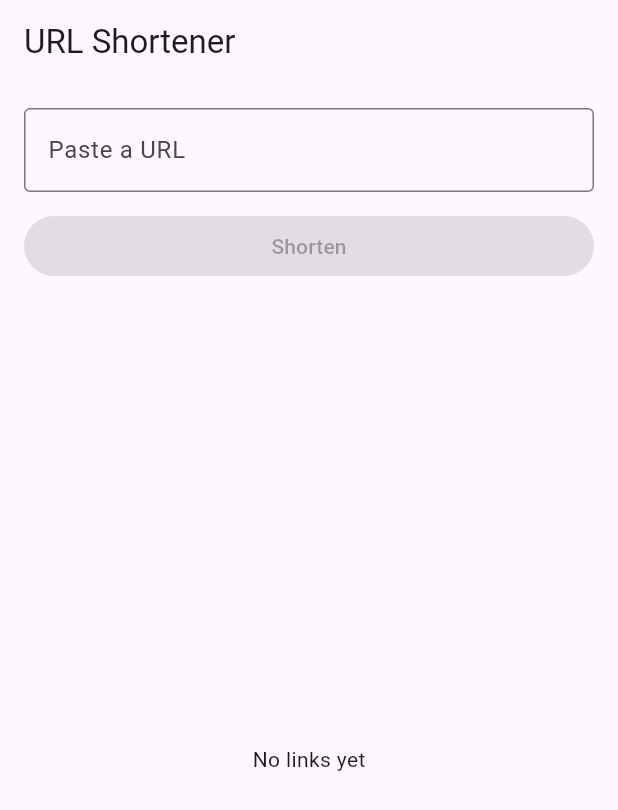
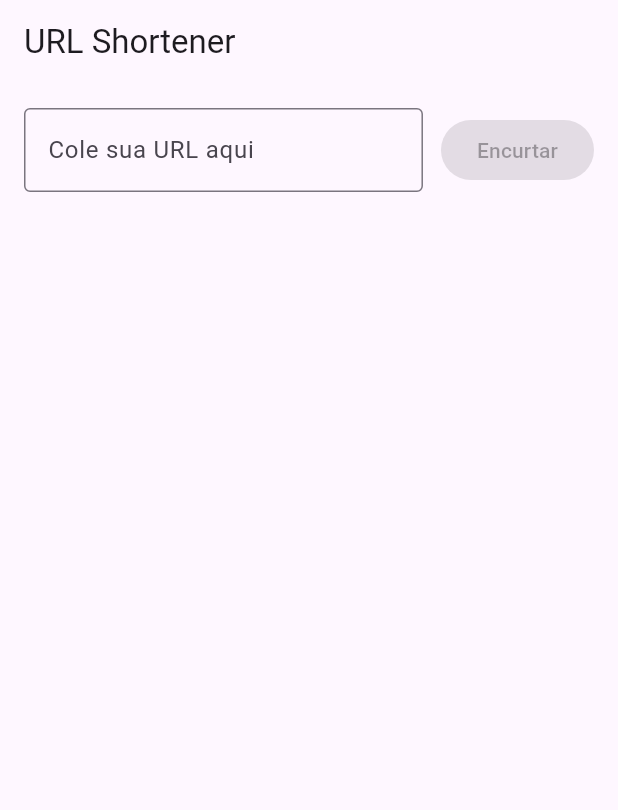
Before and after one commit to FonteneleMichel/url_shortener, a Flutter app: the screen it shows after launch, on a phone screen of 412 x 824 dp. Shown: the top 810 px of the screen. Run offline on Flutter 3.47's test engine with Material 3 defaults, Android fonts, the phone set to English and light mode, and no system bars; our stand-ins replace dartz, dio, equatable, flutter_bloc, get_it.

Commit message:
feat(ui): extract widgets and finalize UrlShortenerPage behaviors

```diff
--- a/lib/src/features/url_shortener/data/repositories/url_shortener_repository_impl.dart
+++ b/lib/src/features/url_shortener/data/repositories/url_shortener_repository_impl.dart
@@ -1,7 +1,7 @@
 import 'package:dartz/dartz.dart';
 import 'package:url_shortener/src/core/errors/failure.dart';
-import 'package:url_shortener/src/core/errors/failures.dart';
 import 'package:url_shortener/src/core/errors/infrastructure_exceptions.dart';
+import 'package:url_shortener/src/core/errors/network_failure.dart';
 import 'package:url_shortener/src/features/url_shortener/data/datasources/url_shortener_remote_datasource.dart';
 import 'package:url_shortener/src/features/url_shortener/domain/entities/shortened_link.dart';
 
--- a/lib/src/features/url_shortener/presentation/pages/url_shortener_page.dart
+++ b/lib/src/features/url_shortener/presentation/pages/url_shortener_page.dart
@@ -1,20 +1,27 @@
 import 'package:flutter/material.dart';
 import 'package:flutter_bloc/flutter_bloc.dart';
-import 'package:url_shortener/src/core/errors/failure.dart';
-import 'package:url_shortener/src/core/errors/failures.dart';
 import 'package:url_shortener/src/features/url_shortener/presentation/cubit/url_shortener_cubit.dart';
 import 'package:url_shortener/src/features/url_shortener/presentation/cubit/url_shortener_state.dart';
-import 'package:url_shortener/src/features/url_shortener/presentation/widgets/history_item.dart';
+import 'package:url_shortener/src/features/url_shortener/presentation/utils/failure_message.dart';
+import 'package:url_shortener/src/features/url_shortener/presentation/widgets/shortened_links_list.dart';
+import 'package:url_shortener/src/features/url_shortener/presentation/widgets/url_input_bar.dart';
 
 class UrlShortenerPage extends StatefulWidget {
-  const UrlShortenerPage({super.key});
+  const UrlShortenerPage({
+    super.key,
+    this.cubit,
+  });
+
+  /// Permite injeção direta.
+  /// No app/testes atuais, o Cubit vem via BlocProvider acima.
+  final UrlShortenerCubit? cubit;
 
   @override
   State<UrlShortenerPage> createState() => _UrlShortenerPageState();
 }
 
 class _UrlShortenerPageState extends State<UrlShortenerPage> {
-  final _controller = TextEditingController();
+  final TextEditingController _controller = TextEditingController();
 
   @override
   void dispose() {
@@ -22,111 +29,78 @@ class _UrlShortenerPageState extends State<UrlShortenerPage> {
     super.dispose();
   }
 
+  void _showErrorSnackBar(BuildContext context, String message) {
+    ScaffoldMessenger.of(context)
+      ..hideCurrentSnackBar()
+      ..showSnackBar(SnackBar(content: Text(message)));
+  }
+
   @override
   Widget build(BuildContext context) {
-    return BlocConsumer<UrlShortenerCubit, UrlShortenerState>(
-      listenWhen: (prev, curr) =>
-          prev.failure != curr.failure && curr.failure != null,
+    final page = MultiBlocListener(
+      listeners: [
+        BlocListener<UrlShortenerCubit, UrlShortenerState>(
+          listenWhen: (previous, current) {
+            return previous.failure != current.failure &&
+                current.failure != null;
+          },
           listener: (context, state) {
-        final message = _failureMessage(state.failure!);
-        ScaffoldMessenger.of(context).showSnackBar(
-          SnackBar(content: Text(message)),
-        );
+            final failure = state.failure;
+            if (failure == null) return;
+
+            _showErrorSnackBar(context, failureMessage(failure));
             context.read<UrlShortenerCubit>().clearFailure();
           },
+        ),
+        BlocListener<UrlShortenerCubit, UrlShortenerState>(
+          listenWhen: (previous, current) {
+            return current.history.length > previous.history.length;
+          },
+          listener: (context, state) {
+            _controller.clear();
+            FocusScope.of(context).unfocus();
+          },
+        ),
+      ],
+      child: BlocBuilder<UrlShortenerCubit, UrlShortenerState>(
         builder: (context, state) {
           final cubit = context.read<UrlShortenerCubit>();
-        final url = _controller.text.trim();
-        final canSubmit = !state.isLoading && cubit.isValid(url);
-
-        Future<void> submit() async {
-          final currentUrl = _controller.text.trim();
-          final focusNode = FocusScope.of(context);
-
-          await cubit.shorten(url: currentUrl);
-
-          if (!mounted) {
-            return;
-          }
-          focusNode.unfocus();
-        }
 
           return Scaffold(
             appBar: AppBar(title: const Text('URL Shortener')),
-          body: Padding(
+            body: SafeArea(
+              child: Padding(
                 padding: const EdgeInsets.all(16),
                 child: Column(
-              children: <Widget>[
-                TextField(
-                  key: const Key('url_input'),
+                  children: [
+                    UrlInputBar(
                       controller: _controller,
-                  keyboardType: TextInputType.url,
-                  textInputAction: TextInputAction.done,
-                  decoration: const InputDecoration(
-                    labelText: 'Paste a URL',
-                    hintText: 'https://example.com',
-                    border: OutlineInputBorder(),
-                  ),
-                  onChanged: (_) => setState(() {}),
-                  onSubmitted: (_) async {
-                    if (!canSubmit) {
-                      return;
-                    }
-                    await submit();
+                      isLoading: state.isLoading,
+                      isValidUrl: cubit.isValid,
+                      onShortenPressed: () async {
+                        final url = _controller.text.trim();
+                        await cubit.shorten(url: url);
                       },
-                ),
-                const SizedBox(height: 12),
-                SizedBox(
-                  width: double.infinity,
-                  child: ElevatedButton(
-                    key: const Key('shorten_button'),
-                    onPressed: canSubmit ? submit : null,
-                    child: state.isLoading
-                        ? const SizedBox(
-                            height: 18,
-                            width: 18,
-                            child: CircularProgressIndicator(strokeWidth: 2),
-                          )
-                        : const Text('Shorten'),
-                  ),
                     ),
                     const SizedBox(height: 16),
                     Expanded(
-                  child: state.history.isEmpty
-                      ? const Center(child: Text('No links yet'))
-                      : ListView.builder(
-                          key: const Key('history_list'),
-                          itemCount: state.history.length,
-                          itemBuilder: (context, index) {
-                            final item = state.history[index];
-                            return HistoryItem(
-                              link: item,
-                              onCopy: () => HistoryItem.copyToClipboard(
-                                context,
-                                item.alias,
+                      child: ShortenedLinksList(links: state.history),
+                    ),
+                  ],
+                ),
+              ),
             ),
           );
         },
       ),
-                ),
-              ],
-            ),
-          ),
     );
-      },
+
+    final injectedCubit = widget.cubit;
+    if (injectedCubit == null) return page;
+
+    return BlocProvider<UrlShortenerCubit>.value(
+      value: injectedCubit,
+      child: page,
     );
   }
-
-  String _failureMessage(Failure failure) {
-    if (failure is NetworkFailure) {
-      return 'Network error. Check your connection.';
 }
-    if (failure is BadRequestFailure) {
-      return 'Invalid URL.';
-    }
-    if (failure is UnexpectedFailure) {
-      return 'Unexpected error.';
-    }
-    return 'Something went wrong.';
-  }
-}
--- /dev/null
+++ b/lib/src/features/url_shortener/presentation/widgets/shortened_links_list.dart
@@ -0,0 +1,24 @@
+import 'package:flutter/material.dart';
+import 'package:url_shortener/src/features/url_shortener/domain/entities/shortened_link.dart';
+import 'package:url_shortener/src/features/url_shortener/presentation/widgets/shortened_link_tile.dart';
+
+class ShortenedLinksList extends StatelessWidget {
+  const ShortenedLinksList({
+    required this.links,
+    super.key,
+    this.listKey = const Key('history_list'),
+  });
+
+  final List<ShortenedLink> links;
+  final Key listKey;
+
+  @override
+  Widget build(BuildContext context) {
+    return ListView.separated(
+      key: listKey,
+      itemCount: links.length,
+      separatorBuilder: (context, index) => const Divider(height: 1),
+      itemBuilder: (context, index) => ShortenedLinkTile(link: links[index]),
+    );
+  }
+}
--- /dev/null
+++ b/lib/src/features/url_shortener/presentation/widgets/url_input_bar.dart
@@ -0,0 +1,66 @@
+import 'package:flutter/material.dart';
+
+class UrlInputBar extends StatelessWidget {
+  const UrlInputBar({
+    required this.controller,
+    required this.isLoading,
+    required this.isValidUrl,
+    required this.onShortenPressed,
+    super.key,
+    this.hintText = 'Cole sua URL aqui',
+    this.textFieldKey = const Key('url_input'),
+    this.buttonKey = const Key('shorten_button'),
+  });
+
+  final TextEditingController controller;
+  final bool isLoading;
+  final bool Function(String url) isValidUrl;
+  final Future<void> Function() onShortenPressed;
+
+  final String hintText;
+  final Key textFieldKey;
+  final Key buttonKey;
+
+  @override
+  Widget build(BuildContext context) {
+    return ValueListenableBuilder<TextEditingValue>(
+      valueListenable: controller,
+      builder: (context, value, child) {
+        final trimmed = value.text.trim();
+        final canSubmit = !isLoading && isValidUrl(trimmed);
+
+        return Row(
+          children: [
+            Expanded(
+              child: TextField(
+                key: textFieldKey,
+                controller: controller,
+                textInputAction: TextInputAction.done,
+                onSubmitted: (_) async {
+                  if (!canSubmit) return;
+                  await onShortenPressed();
+                },
+                decoration: InputDecoration(
+                  hintText: hintText,
+                  border: const OutlineInputBorder(),
+                ),
+              ),
+            ),
+            const SizedBox(width: 12),
+            ElevatedButton(
+              key: buttonKey,
+              onPressed: canSubmit ? () async => onShortenPressed() : null,
+              child: isLoading
+                  ? const SizedBox(
+                      width: 18,
+                      height: 18,
+                      child: CircularProgressIndicator(strokeWidth: 2),
+                    )
+                  : const Text('Encurtar'),
+            ),
+          ],
+        );
+      },
+    );
+  }
+}
```
Also changed, not shown: lib/src/features/url_shortener/presentation/utils/failure_message.dart (added, +14 -0 lines), lib/src/features/url_shortener/presentation/widgets/history_item.dart (+3 -26 lines), lib/src/features/url_shortener/presentation/widgets/shortened_link_tile.dart (added, +28 -0 lines), lib/src/core/errors/network_failure.dart (renamed from lib/src/core/errors/failures.dart), 3 other files. Lines whose indentation alone changed are shown as unchanged.
